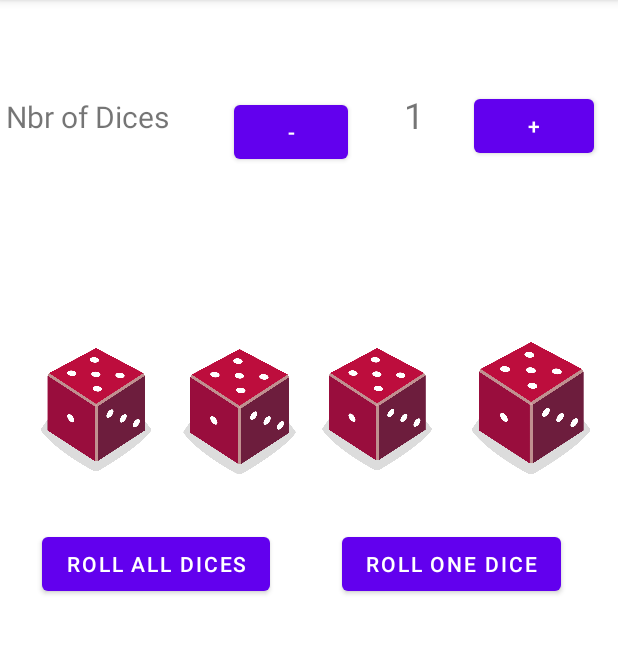
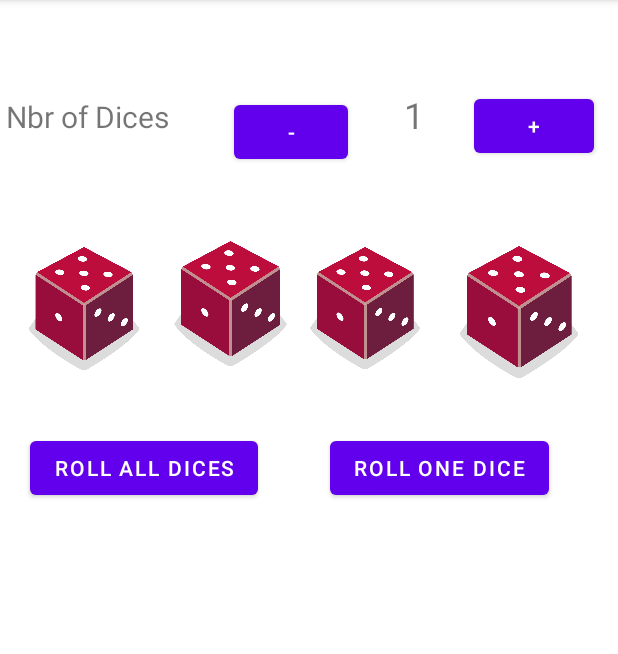
Before and after one commit to asmaakh98/DiceRoller, an Android app: the screen it shows after launch (MainActivity), on a phone screen of 412 x 824 dp, the part 84-738 px from its top. Run offline under Robolectric (Android 15) with nearby library versions, the phone set to English and light mode, and no system bars; 1 statement that could not run was skipped.

Commit message:
third Commit

```diff
--- a/app/src/main/java/com/example/part1diceroller/MainActivity.kt
+++ b/app/src/main/java/com/example/part1diceroller/MainActivity.kt
@@ -8,6 +8,7 @@ import android.widget.ImageView
 import android.widget.TextView
 import androidx.appcompat.app.AppCompatActivity
 import androidx.core.view.isVisible
+import androidx.recyclerview.widget.RecyclerView
 
 
 class MainActivity : AppCompatActivity() {
@@ -17,14 +18,20 @@ class MainActivity : AppCompatActivity() {
     private lateinit var nbDicesLbl: TextView
     private lateinit var dicesTxtV: Array<TextView>
     private lateinit var diceImgV: Array<ImageView>
-
+    private lateinit var recyclerView: RecyclerView
+    private var isDiceStyleImg = true
+    private var dicesViewVals:Array<Int> = Array(4, init = {
+        0
+    })
+    private var results:MutableList<Result> = mutableListOf()
 
     override fun onCreate(savedInstanceState: Bundle?) {
         super.onCreate(savedInstanceState)
         setContentView(R.layout.activity_main)
         val rollButton: Button = findViewById(R.id.button)
         rollButton.setOnClickListener { rollDice() }
-
+        recyclerView = findViewById<RecyclerView>(R.id.ResultsView)
+        recyclerView.adapter = ResultAdapter(this, results)
         //roll the dice onLoad
         rollDice()
     }
@@ -45,15 +52,15 @@ class MainActivity : AppCompatActivity() {
 
         diceImgV = Array(4, init = {
             if (it == 0) {
-                findViewById<ImageView>(R.id.diceImg1)
+                findViewById<ImageView>(R.id.Img1)
             } else if (it == 1) {
-                findViewById<ImageView>(R.id.diceImg2)
+                findViewById<ImageView>(R.id.Img2)
             } else if (it == 2) {
-                findViewById<ImageView>(R.id.diceImg3)
+                findViewById<ImageView>(R.id.Img3)
             } else if (it == 3) {
-                findViewById<ImageView>(R.id.diceImg4)
+                findViewById<ImageView>(R.id.Img4)
             } else {
-                findViewById<ImageView>(R.id.diceImg1)
+                findViewById<ImageView>(R.id.Img1)
             }
         })
     }*/
@@ -114,10 +121,10 @@ class MainActivity : AppCompatActivity() {
         val dice4 =Dice(6)
         val diceRoll4 = dice.roll()
 
-        val diceImage: ImageView = findViewById(R.id.diceImg1)
-        val diceImage2: ImageView = findViewById(R.id.diceImg2)
-        val diceImage3: ImageView = findViewById(R.id.diceImg3)
-        val diceImage4: ImageView = findViewById(R.id.diceImg4)
+        val diceImage: ImageView = findViewById(R.id.Img1)
+        val diceImage2: ImageView = findViewById(R.id.Img3)
+        val diceImage3: ImageView = findViewById(R.id.Img2)
+        val diceImage4: ImageView = findViewById(R.id.Img4)
 
         // Determine which drawable resource ID to use based on the dice roll
         val drawableResource = when (diceRoll) {
--- a/app/src/main/res/layout/activity_main.xml
+++ b/app/src/main/res/layout/activity_main.xml
@@ -8,7 +8,7 @@
     tools:context=".MainActivity">
 
     <TextView
-        android:id="@+id/lblNbDices"
+        android:id="@+id/nbDicesLbl"
         android:layout_width="136dp"
         android:layout_height="35dp"
         android:layout_marginStart="4dp"
@@ -37,7 +37,7 @@
         android:text="@string/textView"
         android:textAlignment="center"
         android:textSize="24sp"
-        app:layout_constraintStart_toEndOf="@+id/lblNbDices"
+        app:layout_constraintStart_toEndOf="@+id/nbDicesLbl"
         app:layout_constraintTop_toTopOf="parent" />
 
     <Button
@@ -54,8 +54,8 @@
         android:id="@+id/ConstraintLayout"
         android:layout_width="398dp"
         android:layout_height="0dp"
-        android:layout_marginStart="12dp"
-        android:layout_marginBottom="340dp"
+        android:layout_marginStart="4dp"
+        android:layout_marginBottom="404dp"
         android:layout_weight="1"
         android:gravity="center"
         android:orientation="horizontal"
@@ -85,7 +85,7 @@
             app:layout_constraintEnd_toEndOf="parent" />
 
         <ImageView
-            android:id="@+id/diceImg1"
+            android:id="@+id/Img1"
             android:layout_width="96dp"
             android:layout_height="82dp"
             android:layout_marginStart="4dp"
@@ -95,7 +95,7 @@
             app:srcCompat="@drawable/dice" />
 
         <ImageView
-            android:id="@+id/diceImg2"
+            android:id="@+id/Img3"
             android:layout_width="93dp"
             android:layout_height="81dp"
             android:layout_marginTop="4dp"
@@ -105,17 +105,17 @@
             app:srcCompat="@drawable/dice" />
 
         <ImageView
-            android:id="@+id/diceImg3"
-            android:layout_width="95dp"
+            android:id="@+id/Img2"
+            android:layout_width="99dp"
             android:layout_height="83dp"
             android:layout_marginStart="100dp"
-            android:layout_marginBottom="112dp"
+            android:layout_marginBottom="120dp"
             app:layout_constraintBottom_toBottomOf="parent"
             app:layout_constraintStart_toStartOf="parent"
             app:srcCompat="@drawable/dice" />
 
         <ImageView
-            android:id="@+id/diceImg4"
+            android:id="@+id/Img4"
             android:layout_width="96dp"
             android:layout_height="88dp"
             android:layout_marginEnd="8dp"
```
Also changed, not shown: app/src/main/java/com/example/part1diceroller/ResultStore.kt (added, +51 -0 lines), app/src/main/res/layout/results.xml (+8 -8 lines), app/src/main/java/com/example/part1diceroller/Results.kotlin.kt (deleted).
